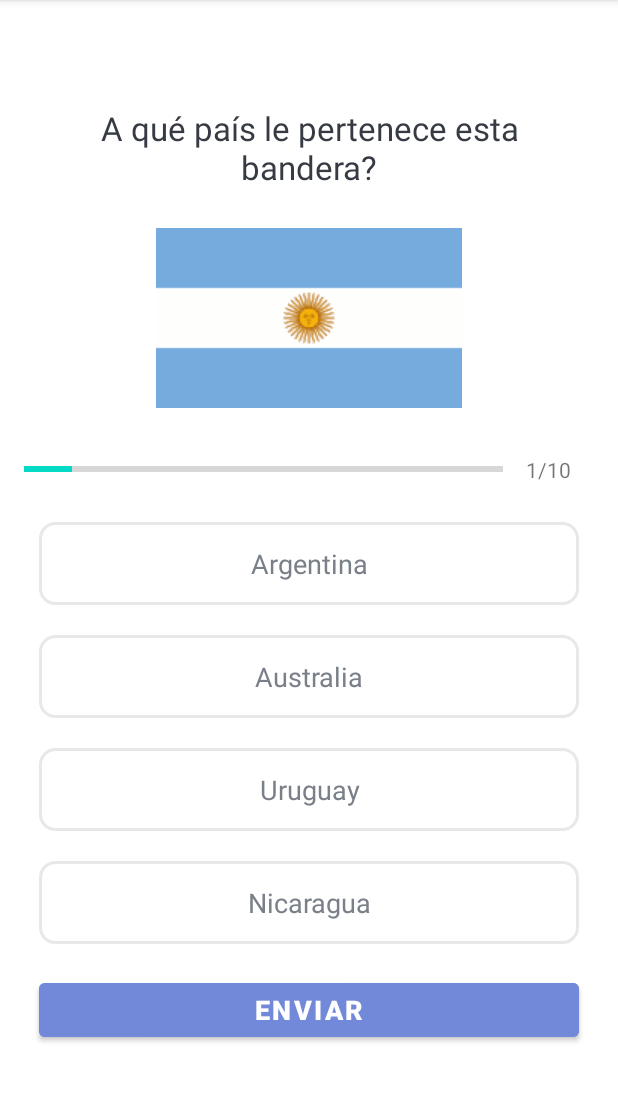
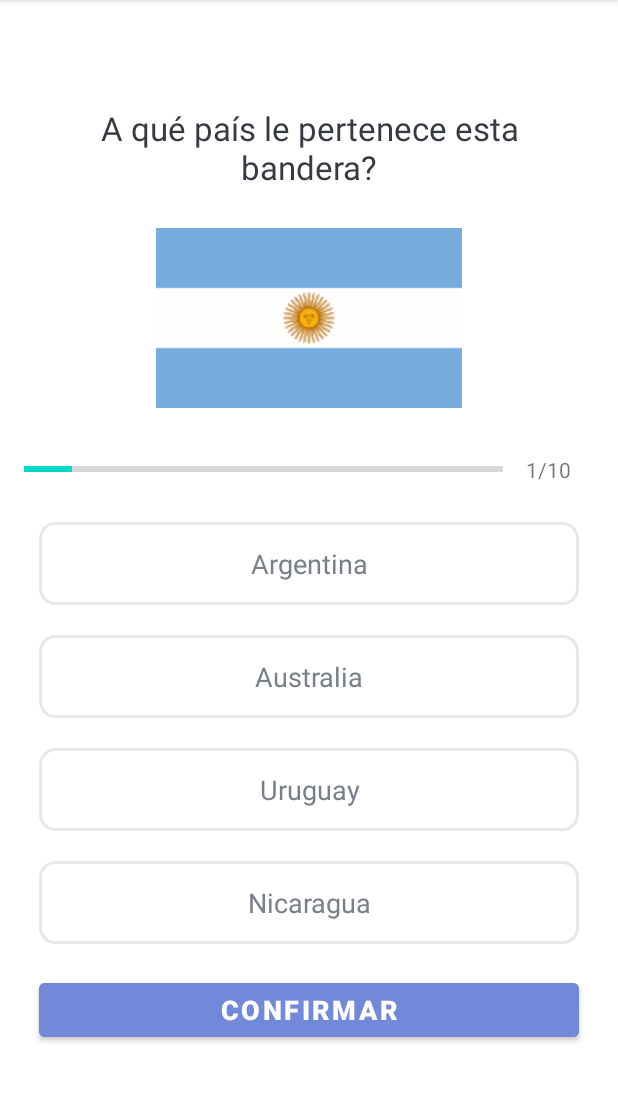
Before and after one commit to ManuelRManzur/efdam2, an Android app: the QuizQuestionsActivity screen opened directly, with no data from a screen before it, on a phone screen of 412 x 824 dp, the part 84-1186 px from its top. Run offline under Robolectric (Android 15) with nearby library versions, the phone set to English and light mode, and no system bars.

Commit message:
7th commit - Correct and wrong answer functionality for submit button

```diff
--- a/app/src/main/java/com/rmanzur/quizappef/QuizQuestionsActivity.kt
+++ b/app/src/main/java/com/rmanzur/quizappef/QuizQuestionsActivity.kt
@@ -7,16 +7,15 @@ import androidx.appcompat.app.AppCompatActivity
 import android.os.Bundle
 import android.util.Log
 import android.view.View
-import android.widget.ImageView
-import android.widget.ProgressBar
-import android.widget.TextView
+import android.widget.*
 import androidx.core.content.ContextCompat
 
 class QuizQuestionsActivity : AppCompatActivity(), View.OnClickListener {
 
-    private var mCurrentPos: Int = 0
+    private var mCurrentPos: Int = 1
     private var mQuestionList: ArrayList<Question>? = null
     private var mSelectOptionPos: Int = 0
+    private lateinit var btnSub: Button
     private lateinit var prgBar: ProgressBar
     private lateinit var tvprog: TextView
     private lateinit var tvquest: TextView
@@ -29,6 +28,7 @@ class QuizQuestionsActivity : AppCompatActivity(), View.OnClickListener {
     override fun onCreate(savedInstanceState: Bundle?) {
         super.onCreate(savedInstanceState)
         setContentView(R.layout.activity_quiz_questions)
+        btnSub = findViewById<Button>(R.id.btn_submit)
         prgBar = findViewById<ProgressBar>(R.id.progressBar)
         tvprog = findViewById<TextView>(R.id.tv_progress)
         tvquest = findViewById<TextView>(R.id.tv_question)
@@ -38,28 +38,27 @@ class QuizQuestionsActivity : AppCompatActivity(), View.OnClickListener {
         tvop3 = findViewById<TextView>(R.id.tv_option_three)
         tvop4 = findViewById<TextView>(R.id.tv_option_four)
         mQuestionList = Constants.getQuestions()
-        setQuestion(prgBar,tvprog,tvquest,ivimg,tvop1,tvop2,tvop3,tvop4)
+        setQuestion()
 
         tvop1.setOnClickListener(this)
         tvop2.setOnClickListener(this)
         tvop3.setOnClickListener(this)
         tvop4.setOnClickListener(this)
 
+        btnSub.setOnClickListener(this)
     }
 
-    private fun setQuestion(prgBar:ProgressBar,
-                            tvprog:TextView,
-                            tvquest:TextView,
-                            ivimg: ImageView,
-                            tvop1: TextView,
-                            tvop2: TextView,
-                            tvop3: TextView,
-                            tvop4: TextView
-    ){
-        mCurrentPos = 1
+    private fun setQuestion(){
+
         val question = mQuestionList!![mCurrentPos-1]
 
         defaultOptionsView()
+
+        if(mCurrentPos==mQuestionList!!.size){
+            btnSub.text="Terminar"
+        }else{
+            btnSub.text="Confirmar"
+        }
 
         prgBar.progress = mCurrentPos
         tvprog.text = "$mCurrentPos" + "/" + prgBar.max
@@ -99,6 +98,51 @@ class QuizQuestionsActivity : AppCompatActivity(), View.OnClickListener {
             R.id.tv_option_four ->{
                 selectedOptionsView(tvop4, 4)
             }
+            R.id.btn_submit ->{
+                if(mSelectOptionPos==0){
+                    mCurrentPos ++
+                    when{
+                        mCurrentPos<=mQuestionList!!.size -> {
+                            setQuestion()
+                        }else ->{
+                            Toast.makeText(this,"Has terminado el cuestionario",Toast.LENGTH_SHORT).show()
+                        }
+                    }
+                }else{
+                    val question = mQuestionList?.get(mCurrentPos-1)
+                    if(question!!.correctAnswer!=mSelectOptionPos){
+                        viewAnswer(mSelectOptionPos, R.drawable.wrong_option_border_bg)
+                    }
+                    viewAnswer(question.correctAnswer, R.drawable.correct_option_border_bg)
+                    if(mCurrentPos == mQuestionList!!.size){
+                        btnSub.text = "Terminar"
+                    }else{
+                        btnSub.text = "Siguiente pregunta"
+                    }
+                    mSelectOptionPos = 0
+                }
+            }
+        }
+    }
+
+    private fun viewAnswer(answer: Int, drawableView: Int){
+        when(answer){
+            1 ->{
+                tvop1.background = ContextCompat.getDrawable(this,
+                drawableView)
+            }
+            2 ->{
+                tvop2.background = ContextCompat.getDrawable(this,
+                    drawableView)
+            }
+            3 ->{
+                tvop3.background = ContextCompat.getDrawable(this,
+                    drawableView)
+            }
+            4 ->{
+                tvop4.background = ContextCompat.getDrawable(this,
+                    drawableView)
+            }
         }
     }
 
--- /dev/null
+++ b/app/src/main/res/drawable/correct_option_border_bg.xml
@@ -0,0 +1,6 @@
+<?xml version="1.0" encoding="utf-8"?>
+<shape xmlns:android="http://schemas.android.com/apk/res/android"     android:shape="rectangle"
+    >
+    <solid android:color="@android:color/holo_green_light"/>
+    <corners android:radius="10dp"/>
+</shape>
--- /dev/null
+++ b/app/src/main/res/drawable/wrong_option_border_bg.xml
@@ -0,0 +1,6 @@
+<?xml version="1.0" encoding="utf-8"?>
+<shape xmlns:android="http://schemas.android.com/apk/res/android"     android:shape="rectangle"
+    >
+    <solid android:color="@android:color/holo_red_light"/>
+    <corners android:radius="10dp"/>
+</shape>
--- a/app/src/main/res/layout/activity_quiz_questions.xml
+++ b/app/src/main/res/layout/activity_quiz_questions.xml
@@ -121,7 +121,7 @@
             android:layout_height="wrap_content"
             android:layout_margin="10dp"
             android:backgroundTint="@color/btnbg"
-            android:text="Enviar"
+            android:text="Confirmar"
             android:textColor="@color/white"
             android:textSize="18sp"
             android:textStyle="bold"/>
```
